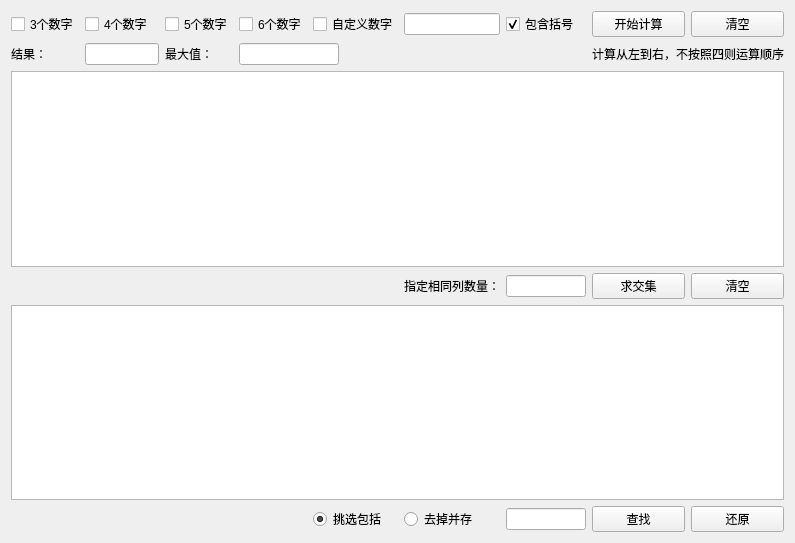
xiaoyanLG/Calculate, file mainwindow.ui: the form before one commit.
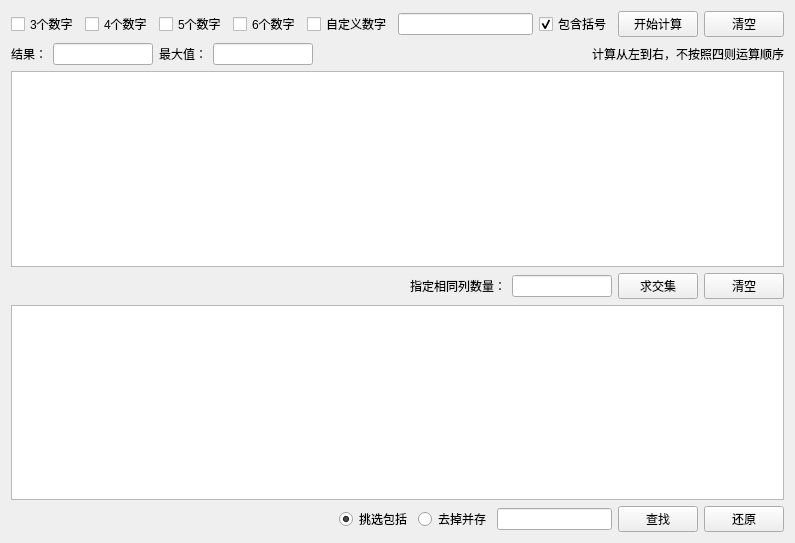
The form after the commit.

Commit message: 优化窗口布局！

```diff
--- a/mainwindow.ui
+++ b/mainwindow.ui
@@ -14,179 +14,286 @@
    <string>计算器</string>
   </property>
   <widget class="QWidget" name="centralWidget">
-   <layout class="QGridLayout" name="gridLayout_2">
-    <item row="0" column="0">
      <layout class="QGridLayout" name="gridLayout">
-      <item row="0" column="5" colspan="4">
-       <widget class="QCheckBox" name="checkBox_4">
-        <property name="text">
-         <string>6个数字</string>
-        </property>
-       </widget>
-      </item>
-      <item row="3" column="0" colspan="14">
-       <widget class="QTreeView" name="treeView">
-        <property name="sortingEnabled">
-         <bool>true</bool>
-        </property>
-        <attribute name="headerShowSortIndicator" stdset="0">
-         <bool>true</bool>
-        </attribute>
-       </widget>
-      </item>
-      <item row="6" column="11">
-       <widget class="QLineEdit" name="lineEdit_3"/>
-      </item>
-      <item row="0" column="2">
-       <widget class="QCheckBox" name="checkBox_2">
-        <property name="text">
-         <string>4个数字</string>
-        </property>
-       </widget>
-      </item>
-      <item row="0" column="0" colspan="2">
+    <item row="0" column="0">
+     <layout class="QVBoxLayout" name="verticalLayout">
+      <item>
+       <layout class="QHBoxLayout" name="horizontalLayout_4">
+        <item>
        <widget class="QCheckBox" name="checkBox">
         <property name="text">
          <string>3个数字</string>
         </property>
        </widget>
       </item>
-      <item row="6" column="0" colspan="3">
-       <widget class="QLabel" name="label_6">
+        <item>
+         <widget class="QCheckBox" name="checkBox_2">
         <property name="text">
-         <string/>
+           <string>4个数字</string>
         </property>
        </widget>
       </item>
-      <item row="2" column="10" colspan="2">
-       <spacer name="horizontalSpacer">
-        <property name="orientation">
-         <enum>Qt::Horizontal</enum>
-        </property>
-        <property name="sizeHint" stdset="0">
-         <size>
-          <width>88</width>
-          <height>20</height>
-         </size>
-        </property>
-       </spacer>
-      </item>
-      <item row="0" column="4">
+        <item>
        <widget class="QCheckBox" name="checkBox_3">
         <property name="text">
          <string>5个数字</string>
         </property>
        </widget>
       </item>
-      <item row="2" column="0" colspan="2">
+        <item>
+         <widget class="QCheckBox" name="checkBox_4">
+          <property name="text">
+           <string>6个数字</string>
+          </property>
+         </widget>
+        </item>
+        <item>
+         <widget class="QCheckBox" name="checkBox_6">
+          <property name="text">
+           <string>自定义数字</string>
+          </property>
+         </widget>
+        </item>
+        <item>
+         <widget class="QLineEdit" name="lineEdit_5"/>
+        </item>
+        <item>
+         <widget class="QCheckBox" name="checkBox_5">
+          <property name="text">
+           <string>包含括号</string>
+          </property>
+          <property name="checked">
+           <bool>true</bool>
+          </property>
+         </widget>
+        </item>
+        <item>
+         <widget class="QPushButton" name="pushButton">
+          <property name="maximumSize">
+           <size>
+            <width>100</width>
+            <height>16777215</height>
+           </size>
+          </property>
+          <property name="text">
+           <string>开始计算</string>
+          </property>
+         </widget>
+        </item>
+        <item>
+         <widget class="QPushButton" name="pushButton_2">
+          <property name="maximumSize">
+           <size>
+            <width>100</width>
+            <height>16777215</height>
+           </size>
+          </property>
+          <property name="text">
+           <string>清空</string>
+          </property>
+         </widget>
+        </item>
+       </layout>
+      </item>
+      <item>
+       <layout class="QHBoxLayout" name="horizontalLayout_3">
+        <item>
        <widget class="QLabel" name="label">
         <property name="text">
          <string>结果：</string>
         </property>
        </widget>
       </item>
-      <item row="2" column="12" colspan="2">
+        <item>
+         <widget class="QLineEdit" name="lineEdit_4">
+          <property name="maximumSize">
+           <size>
+            <width>100</width>
+            <height>16777215</height>
+           </size>
+          </property>
+         </widget>
+        </item>
+        <item>
+         <widget class="QLabel" name="label_2">
+          <property name="text">
+           <string>最大值：</string>
+          </property>
+         </widget>
+        </item>
+        <item>
+         <widget class="QLineEdit" name="lineEdit">
+          <property name="maximumSize">
+           <size>
+            <width>100</width>
+            <height>16777215</height>
+           </size>
+          </property>
+         </widget>
+        </item>
+        <item>
+         <spacer name="horizontalSpacer">
+          <property name="orientation">
+           <enum>Qt::Horizontal</enum>
+          </property>
+          <property name="sizeHint" stdset="0">
+           <size>
+            <width>88</width>
+            <height>20</height>
+           </size>
+          </property>
+         </spacer>
+        </item>
+        <item>
        <widget class="QLabel" name="label_3">
         <property name="text">
          <string>计算从左到右，不按照四则运算顺序</string>
         </property>
        </widget>
       </item>
-      <item row="0" column="13">
-       <widget class="QPushButton" name="pushButton_2">
-        <property name="maximumSize">
+       </layout>
+      </item>
+      <item>
+       <widget class="QTreeView" name="treeView">
+        <property name="sortingEnabled">
+         <bool>true</bool>
+        </property>
+        <attribute name="headerShowSortIndicator" stdset="0">
+         <bool>true</bool>
+        </attribute>
+       </widget>
+      </item>
+      <item>
+       <layout class="QHBoxLayout" name="horizontalLayout">
+        <item>
+         <widget class="QLabel" name="label_5">
+          <property name="minimumSize">
          <size>
           <width>100</width>
-          <height>16777215</height>
+            <height>0</height>
          </size>
         </property>
         <property name="text">
-         <string>清空</string>
-        </property>
-       </widget>
-      </item>
-      <item row="6" column="3" colspan="6">
-       <widget class="QLabel" name="label_8">
-        <property name="text">
          <string/>
         </property>
        </widget>
       </item>
-      <item row="4" column="3" colspan="7">
+        <item>
        <widget class="QLabel" name="label_7">
-        <property name="text">
-         <string/>
-        </property>
-       </widget>
-      </item>
-      <item row="4" column="13">
-       <widget class="QPushButton" name="pushButton_5">
-        <property name="maximumSize">
+          <property name="minimumSize">
          <size>
           <width>100</width>
-          <height>16777215</height>
+            <height>0</height>
          </size>
         </property>
         <property name="text">
-         <string>清空</string>
+           <string/>
         </property>
        </widget>
       </item>
-      <item row="4" column="10">
+        <item>
+         <spacer name="horizontalSpacer_3">
+          <property name="orientation">
+           <enum>Qt::Horizontal</enum>
+          </property>
+          <property name="sizeHint" stdset="0">
+           <size>
+            <width>40</width>
+            <height>20</height>
+           </size>
+          </property>
+         </spacer>
+        </item>
+        <item>
        <widget class="QLabel" name="label_4">
         <property name="text">
          <string>指定相同列数量：</string>
         </property>
        </widget>
       </item>
-      <item row="0" column="12">
-       <widget class="QPushButton" name="pushButton">
+        <item>
+         <widget class="QLineEdit" name="lineEdit_2">
         <property name="maximumSize">
          <size>
           <width>100</width>
           <height>16777215</height>
          </size>
         </property>
-        <property name="text">
-         <string>开始计算</string>
-        </property>
-       </widget>
-      </item>
-      <item row="4" column="0" colspan="3">
-       <widget class="QLabel" name="label_5">
-        <property name="text">
-         <string/>
-        </property>
-       </widget>
-      </item>
-      <item row="6" column="13">
-       <widget class="QPushButton" name="pushButton_6">
+         </widget>
+        </item>
+        <item>
+         <widget class="QPushButton" name="pushButton_4">
+          <property name="maximumSize">
+           <size>
+            <width>100</width>
+            <height>16777215</height>
+           </size>
+          </property>
         <property name="text">
-         <string>还原</string>
+           <string>求交集</string>
         </property>
        </widget>
       </item>
-      <item row="6" column="10">
-       <widget class="QRadioButton" name="radioButton_2">
+        <item>
+         <widget class="QPushButton" name="pushButton_5">
+          <property name="maximumSize">
+           <size>
+            <width>100</width>
+            <height>16777215</height>
+           </size>
+          </property>
         <property name="text">
-         <string>去掉并存</string>
+           <string>清空</string>
         </property>
        </widget>
       </item>
-      <item row="5" column="0" colspan="14">
+       </layout>
+      </item>
+      <item>
        <widget class="QListView" name="listView"/>
       </item>
-      <item row="2" column="2" colspan="2">
-       <widget class="QLineEdit" name="lineEdit_4">
-        <property name="maximumSize">
+      <item>
+       <layout class="QHBoxLayout" name="horizontalLayout_2">
+        <item>
+         <widget class="QLabel" name="label_6">
+          <property name="minimumSize">
          <size>
           <width>100</width>
-          <height>16777215</height>
-         </size>
-        </property>
-       </widget>
-      </item>
-      <item row="6" column="9">
+            <height>0</height>
+           </size>
+          </property>
+          <property name="text">
+           <string/>
+          </property>
+         </widget>
+        </item>
+        <item>
+         <widget class="QLabel" name="label_8">
+          <property name="minimumSize">
+           <size>
+            <width>100</width>
+            <height>0</height>
+           </size>
+          </property>
+          <property name="text">
+           <string/>
+          </property>
+         </widget>
+        </item>
+        <item>
+         <spacer name="horizontalSpacer_2">
+          <property name="orientation">
+           <enum>Qt::Horizontal</enum>
+          </property>
+          <property name="sizeHint" stdset="0">
+           <size>
+            <width>40</width>
+            <height>20</height>
+           </size>
+          </property>
+         </spacer>
+        </item>
+        <item>
        <widget class="QRadioButton" name="radioButton">
         <property name="text">
          <string>挑选包括</string>
@@ -196,65 +303,31 @@
         </property>
        </widget>
       </item>
-      <item row="6" column="12">
+        <item>
+         <widget class="QRadioButton" name="radioButton_2">
+          <property name="text">
+           <string>去掉并存</string>
+          </property>
+         </widget>
+        </item>
+        <item>
+         <widget class="QLineEdit" name="lineEdit_3"/>
+        </item>
+        <item>
        <widget class="QPushButton" name="pushButton_3">
         <property name="text">
          <string>查找</string>
         </property>
        </widget>
       </item>
-      <item row="4" column="12">
-       <widget class="QPushButton" name="pushButton_4">
-        <property name="maximumSize">
-         <size>
-          <width>100</width>
-          <height>16777215</height>
-         </size>
-        </property>
+        <item>
+         <widget class="QPushButton" name="pushButton_6">
         <property name="text">
-         <string>求交集</string>
+           <string>还原</string>
         </property>
        </widget>
       </item>
-      <item row="4" column="11">
-       <widget class="QLineEdit" name="lineEdit_2"/>
-      </item>
-      <item row="2" column="4">
-       <widget class="QLabel" name="label_2">
-        <property name="text">
-         <string>最大值：</string>
-        </property>
-       </widget>
-      </item>
-      <item row="2" column="5" colspan="5">
-       <widget class="QLineEdit" name="lineEdit">
-        <property name="maximumSize">
-         <size>
-          <width>100</width>
-          <height>16777215</height>
-         </size>
-        </property>
-       </widget>
-      </item>
-      <item row="0" column="11">
-       <widget class="QCheckBox" name="checkBox_5">
-        <property name="text">
-         <string>包含括号</string>
-        </property>
-        <property name="checked">
-         <bool>true</bool>
-        </property>
-       </widget>
-      </item>
-      <item row="0" column="9">
-       <widget class="QCheckBox" name="checkBox_6">
-        <property name="text">
-         <string>自定义数字</string>
-        </property>
-       </widget>
-      </item>
-      <item row="0" column="10">
-       <widget class="QLineEdit" name="lineEdit_5"/>
+       </layout>
       </item>
      </layout>
     </item>
```
Lines whose indentation alone changed are shown as unchanged.
